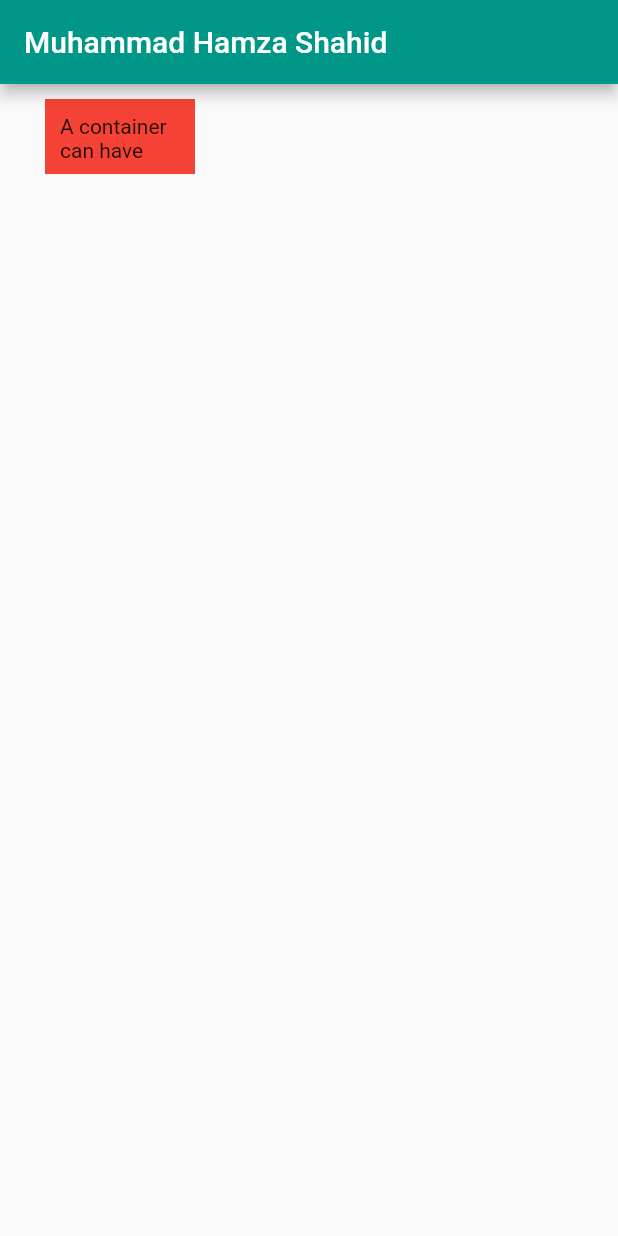
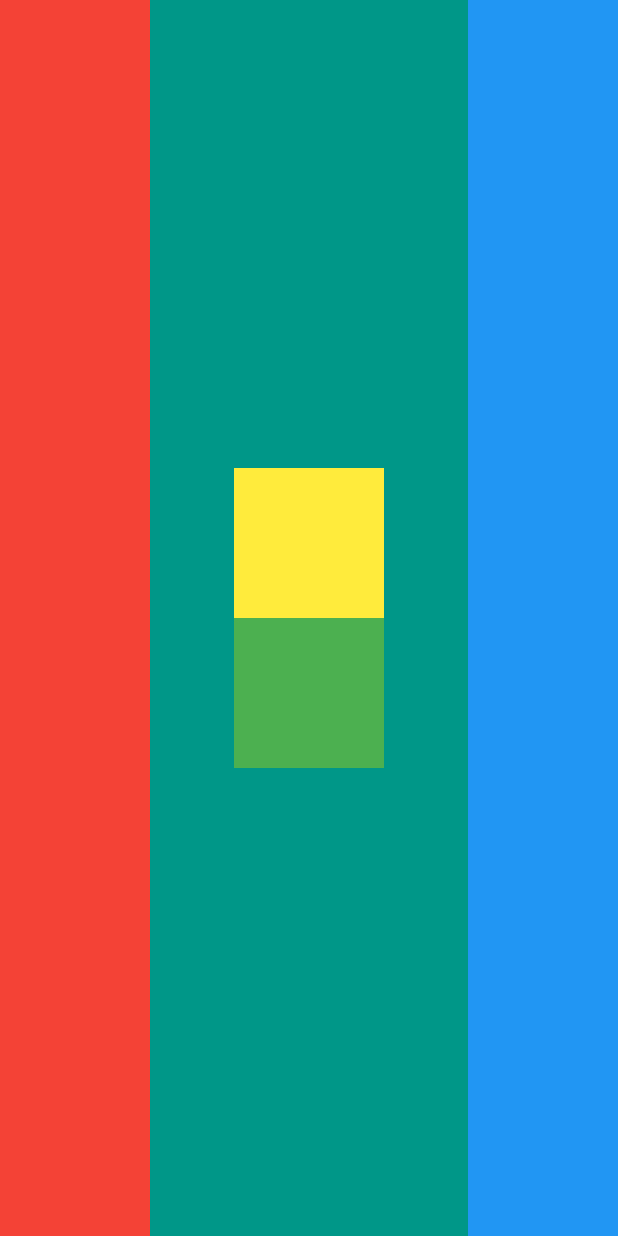
Before and after one commit to muhammad-hamza-shahid/mi_card_flutter_app, a Flutter app: the screen it shows after launch, on a phone screen of 412 x 824 dp. Run offline on Flutter 3.47's test engine with Material 2 defaults, Android fonts, the phone set to English and light mode, and no system bars.

Commit message:
created a challenge layout

```diff
--- a/lib/main.dart
+++ b/lib/main.dart
@@ -9,19 +9,37 @@ class myApp extends StatelessWidget {
   @override
   Widget build(BuildContext context) {
     return MaterialApp(
-      color: Colors.teal,
       home: Scaffold(
-        appBar: AppBar(
-          backgroundColor: Colors.teal,
-          title: Text('Muhammad Hamza Shahid'),
-        ),
-        body: Container(
-          color: Colors.red,
-          width: 100,
-          padding: EdgeInsets.all(10),
-          height: 50,
-          margin: EdgeInsets.fromLTRB(30, 10, 30, 10),
-          child: Text('A container can have only one child'),
+        backgroundColor: Colors.teal,
+        body: SafeArea(
+          child: Row(
+            mainAxisAlignment: MainAxisAlignment.spaceBetween,
+            children: <Widget>[
+              Container(
+                width: 100,
+                color: Colors.red,
+              ),
+              Column(
+                mainAxisAlignment: MainAxisAlignment.center,
+                children: <Widget>[
+                  Container(
+                    width: 100,
+                    height: 100,
+                    color: Colors.yellow,
+                  ),
+                  Container(
+                    width: 100,
+                    height: 100,
+                    color: Colors.green,
+                  ),
+                ],
+              ),
+              Container(
+                width: 100,
+                color: Colors.blue,
+              ),
+            ],
+          ),
         ),
       ),
     );
```
